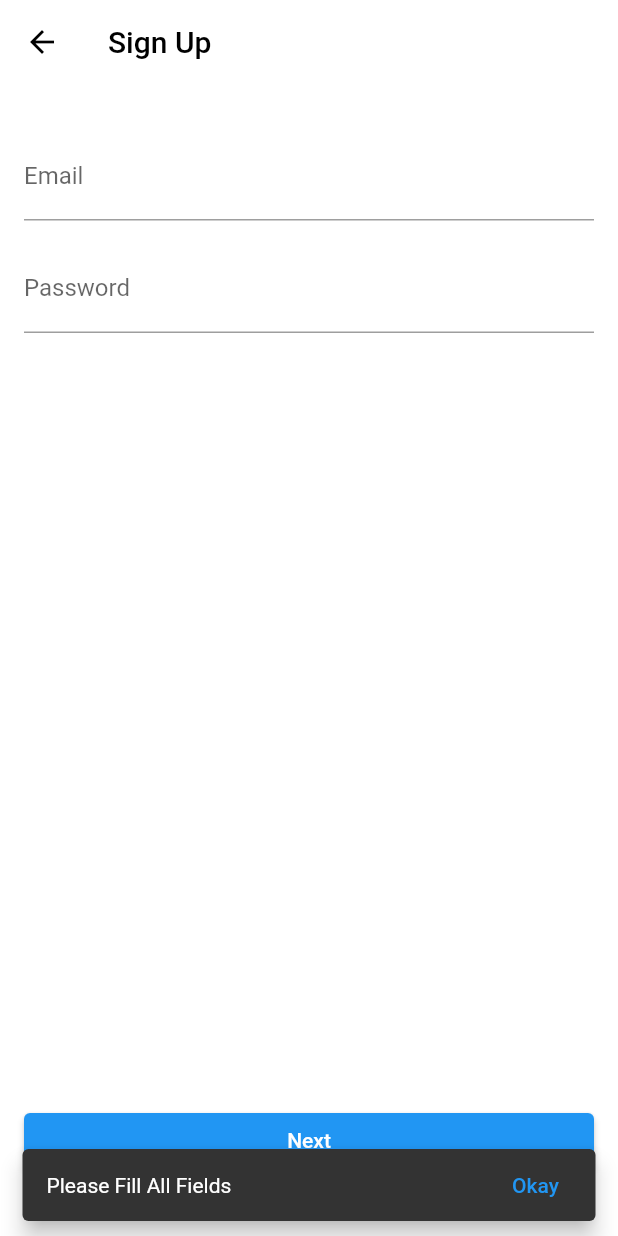
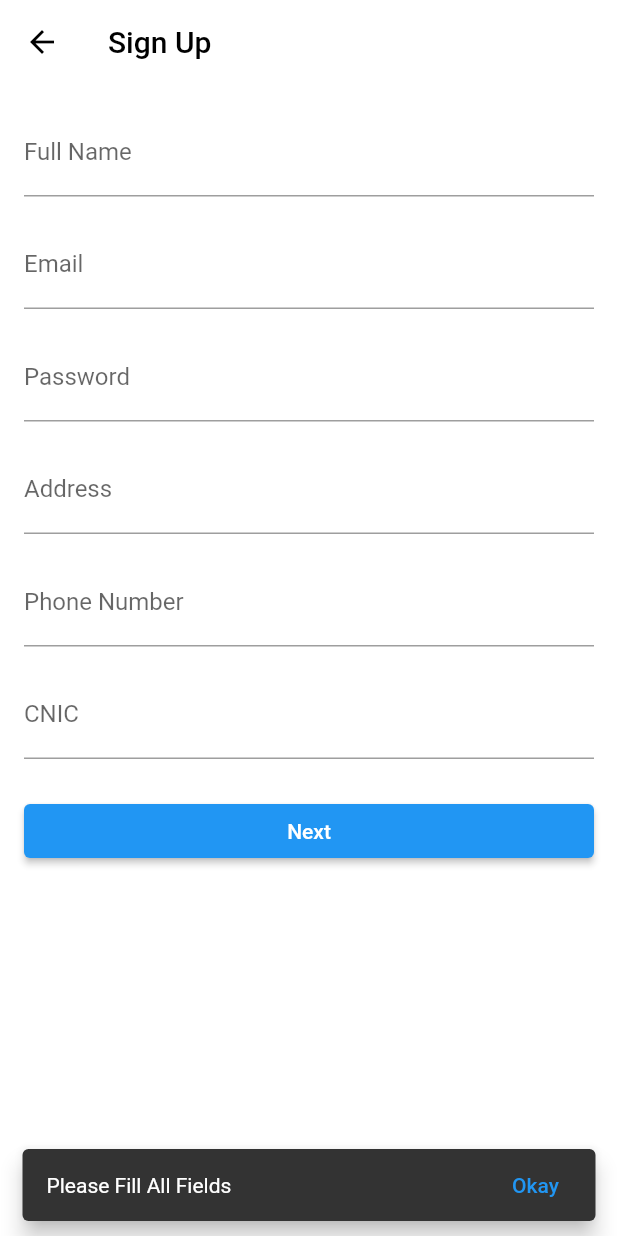
Before and after one commit to Ch-Muhammad-Tahir/Parcel-connect-mobile-app, a Flutter app: the TravelerSignUpScreen screen opened directly, after a tap on "Next", on a phone screen of 412 x 824 dp. Run offline on Flutter 3.47's test engine with Material 2 defaults, Android fonts, the phone set to English and light mode, and no system bars; our stand-ins replace cloud_firestore, csc_picker, firebase_auth, firebase_core, firebase_storage, google_nav_bar and 5 more; missing offline and left inert: bottom_picker; accounts and stored records are empty; network calls fail.

```diff
--- a/lib/main.dart
+++ b/lib/main.dart
@@ -1,6 +1,8 @@
 import 'package:firebase_core/firebase_core.dart';
 import 'package:flutter/material.dart';
 import 'package:fyp_parcel_connect/providers/authentication_provider.dart';
+import 'package:fyp_parcel_connect/providers/traveler_auth_provider.dart';
+import 'package:fyp_parcel_connect/providers/traveler_provider.dart';
 import '../firebase_options.dart';
 import '../providers/on_boarding_provider.dart';
 import '../providers/send_parcel_provide.dart';
@@ -24,6 +26,10 @@ void main(List<String> args) async {
             create: (context) => SendParcelProvider()),
         ChangeNotifierProvider<AuthenticationProvider>(
             create: (context) => AuthenticationProvider()),
+        ChangeNotifierProvider<TravelerAuthProvider>(
+            create: (context) => TravelerAuthProvider()),
+        ChangeNotifierProvider<TravelerProvider>(
+            create: (context) => TravelerProvider()),
       ],
       child: const MaterialApp(
         home: SplashScreen(),
--- a/lib/models/traveler_name.dart
+++ b/lib/models/travelerModel.dart
@@ -1,5 +1,3 @@
-import 'package:flutter/material.dart';
-
 class TravelerModel {
   String name = "";
   String email = "";
@@ -7,10 +5,12 @@ class TravelerModel {
   String address = "";
   String phoneNumber = "";
   String cnic = "";
-  String profile = "";
-
-  TravelerModel.add(
-    this.profile, {
+  // String? profileImage = "";
+  // String? document = "";
+  TravelerModel();
+  TravelerModel.add({
+    // this.profileImage,
+    // this.document,
     required this.name,
     required this.email,
     required this.password,
@@ -19,9 +19,12 @@ class TravelerModel {
     required this.cnic,
   });
 
-  TravelerModel.fromJson(Map<dynamic, String> json) {
+  TravelerModel.fromJson(Map<String, dynamic> json) {
     if (json["name"] is String || json["name"] is int) {
       name = json["name"].toString();
+    }
+    if (json["address"] is String || json["address"] is int) {
+      address = json["address"].toString();
     }
     if (json["email"] is String || json["email"] is int) {
       email = json["email"].toString();
@@ -35,21 +38,22 @@ class TravelerModel {
     if (json["cnic"] is String || json["cnic"] is int) {
       cnic = json["cnic"].toString();
     }
-    if (json["profile"] is String || json["profile"] is int) {
-      profile = json["profile"].toString();
-    }
+    // if (json["profileImage"] is String || json["profileImage"] is int) {
+    //   profileImage = json["profileImage"].toString();
+    // }
+    // if (json["document"] is String || json["document"] is int) {
+    //   document = json["document"].toString();
+    // }
   }
 
   Map<String, dynamic> toMap() {
-    Map<String, dynamic> result = {
+    return {
       "name": name,
+      "cnic": cnic,
+      "phoneNumber": phoneNumber,
+      "password": password,
       "email": email,
-      "password": password,
-      "phoneNumber": phoneNumber,
-      "cnic": cnic,
-      "profile": profile
+      "address": address,
     };
-
-    return result;
   }
 }
--- /dev/null
+++ b/lib/providers/traveler_auth_provider.dart
@@ -0,0 +1,49 @@
+import 'dart:developer';
+import 'dart:io';
+
+import 'package:flutter/material.dart';
+import 'package:fyp_parcel_connect/models/travelerModel.dart';
+import 'package:fyp_parcel_connect/services/firebase_manager.dart';
+
+class TravelerAuthProvider extends ChangeNotifier {
+  TravelerModel travelerl = TravelerModel();
+  File? profileImage;
+  File? documentImage;
+
+  get travelerModel => null;
+  void getData(String name, String email, String password, String address,
+      String cnic, String phone) {
+    travelerl = TravelerModel.add(
+        name: name,
+        email: email,
+        password: password,
+        address: address,
+        phoneNumber: phone,
+        cnic: cnic);
+    notifyListeners();
+  }
+
+  void getDocuments(File profileImage, File documentImage) {
+    this.profileImage = profileImage;
+    this.documentImage = documentImage;
+    log(travelerl.toMap().toString());
+  }
+
+  void travelerLogin(String email, String password, BuildContext context) {
+    FirebaseManager.travelerSignIn(email, password, context);
+  }
+
+  Future<void> singUpTraveler() async {
+    TravelerModel traveler = TravelerModel.add(
+        name: "12",
+        email: "a@b.com",
+        password: "k2Mp@uXe",
+        address: "axxe",
+        phoneNumber: "0332112",
+        cnic: "2331222");
+    FirebaseManager.signUpTraveler(
+        travelerModel: traveler,
+        profile: profileImage!,
+        document: documentImage!);
+  }
+}
--- a/lib/views/traveler_screens/sign_up_screen/traveler_sign_up_screen.dart
+++ b/lib/views/traveler_screens/sign_up_screen/traveler_sign_up_screen.dart
@@ -1,18 +1,24 @@
-import 'package:firebase_auth/firebase_auth.dart';
 import 'package:flutter/material.dart';
-import '../../../services/firebase_manager.dart';
+import 'package:fyp_parcel_connect/providers/traveler_auth_provider.dart';
+import 'package:provider/provider.dart';
 import '../../../utils/helper_functions.dart';
 import '../../../views/traveler_screens/sign_up_screen/verification_documents.dart';
 
 class TravelerSignUpScreen extends StatelessWidget {
+  final TextEditingController fullNameController = TextEditingController();
   final TextEditingController emailController = TextEditingController();
   final TextEditingController passwordController = TextEditingController();
+  final TextEditingController addressController = TextEditingController();
+  final TextEditingController phoneNumberController = TextEditingController();
+  final TextEditingController cnicController = TextEditingController();
 
   TravelerSignUpScreen({super.key});
 
   void navigateToNextScreen(BuildContext context) {
-    Navigator.push(context,
-        MaterialPageRoute(builder: (context) => TravelerVerificationScreen()));
+    Navigator.push(
+        context,
+        MaterialPageRoute(
+            builder: (context) => const TravelerVerificationScreen()));
     // Navigate to the next screen or perform next actions here
   }
 
@@ -28,10 +34,14 @@ class TravelerSignUpScreen extends StatelessWidget {
       ),
       body: Padding(
         padding: const EdgeInsets.all(16.0),
+        child: SingleChildScrollView(
           child: Column(
             crossAxisAlignment: CrossAxisAlignment.stretch,
-          mainAxisAlignment: MainAxisAlignment.center,
             children: [
+              TextField(
+                controller: fullNameController,
+                decoration: const InputDecoration(labelText: 'Full Name'),
+              ),
               const SizedBox(height: 16),
               TextField(
                 controller: emailController,
@@ -45,53 +55,52 @@ class TravelerSignUpScreen extends StatelessWidget {
                 decoration: const InputDecoration(labelText: 'Password'),
               ),
               const SizedBox(height: 16),
-            const Expanded(child: SizedBox()),
+              TextField(
+                controller: addressController,
+                decoration: const InputDecoration(labelText: 'Address'),
+              ),
+              const SizedBox(height: 16),
+              TextField(
+                controller: phoneNumberController,
+                keyboardType: TextInputType.phone,
+                decoration: const InputDecoration(labelText: 'Phone Number'),
+              ),
+              const SizedBox(height: 16),
+              TextField(
+                controller: cnicController,
+                keyboardType: TextInputType.text,
+                decoration: const InputDecoration(labelText: 'CNIC'),
+              ),
+              const SizedBox(height: 24),
               ElevatedButton(
-              onPressed: () async {
-                if (emailController.text.isEmpty ||
-                    passwordController.text.isEmpty) {
+                onPressed: () {
+                  if (fullNameController.text.isEmpty ||
+                      emailController.text.isEmpty ||
+                      passwordController.text.isEmpty ||
+                      addressController.text.isEmpty ||
+                      phoneNumberController.text.isEmpty ||
+                      cnicController.text.isEmpty) {
                     AppHelperFunction.showToast(
                         "Please Fill All Fields", context);
                   } else {
-                  String email = emailController.text.toString();
-                  String password = passwordController.text.toString();
-                  if (email.isValidEmail()) {
-                    if (password.isValidPassword()) {
-                      loader(true);
-                      try {
-                        await FirebaseManager.signUpOnFirebase(email, password)
-                            .then((value) {
-                          loader(false);
-                          Navigator.pop(context);
-                          AppHelperFunction.showToast(
-                              "User SuccessFully SignUp", context);
-                        });
-                      } on FirebaseAuthException catch (exception) {
-                        print(
-                            "Firebase Auth Exception ${exception.toString()}");
-                      }
-                    } else {
-                      AppHelperFunction.showToast(
-                          "Invalid Password format. password should contain minimum 8 Characters",
-                          context);
-                    }
-                  } else {
-                    AppHelperFunction.showToast("InValid Email", context);
-                  }
+                    String name = fullNameController.text;
+                    String email = emailController.text;
+                    String password = passwordController.text;
+                    String address = addressController.text;
+                    String cnic = cnicController.text;
+                    String phone = phoneNumberController.text;
 
-                  //navigateToNextScreen(context);
+                    Provider.of<TravelerAuthProvider>(context, listen: false)
+                        .getData(name, email, password, address, cnic, phone);
+                    navigateToNextScreen(context);
                   }
                 },
                 child: const Text('Next'),
               ),
-            const SizedBox(height: 24),
             ],
+          ),
         ),
       ),
     );
   }
-
-  void loader(bool flag) {
-    flag ? const CircularProgressIndicator() : null;
 }
-}
```
Also changed, not shown: lib/providers/traveler_provider.dart (added, +12 -0 lines), lib/services/firebase_manager.dart (+108 -55 lines), lib/views/traveler_screens/login_screen/traveler_login_screen.dart (+5 -12 lines), lib/views/traveler_screens/sign_up_screen/verification_documents.dart (+35 -35 lines), lib/views/traveler_screens/traveler_bids_screen/traveler_bids_screen_widget.dart (added, +57 -0 lines), lib/views/traveler_screens/traveler_home_page_screen/home_page_screen_widget.dart (deleted, +0 -10 lines), lib/views/traveler_screens/traveler_home_page_screen/traveler_home_screen_widget.dart (added, +34 -0 lines), lib/views/traveler_screens/traveler_home_page_screen/traveler_nav_bar_screens.dart (added, +97 -0 lines). Lines whose indentation alone changed are shown as unchanged.
